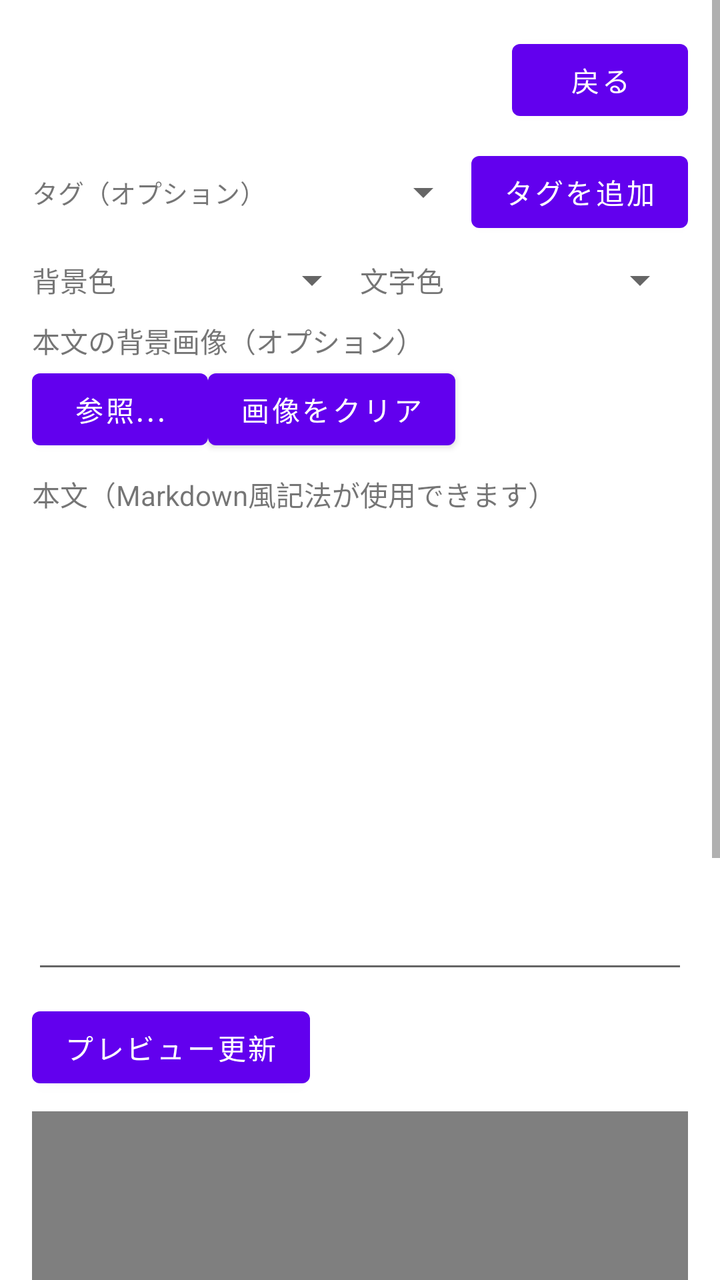
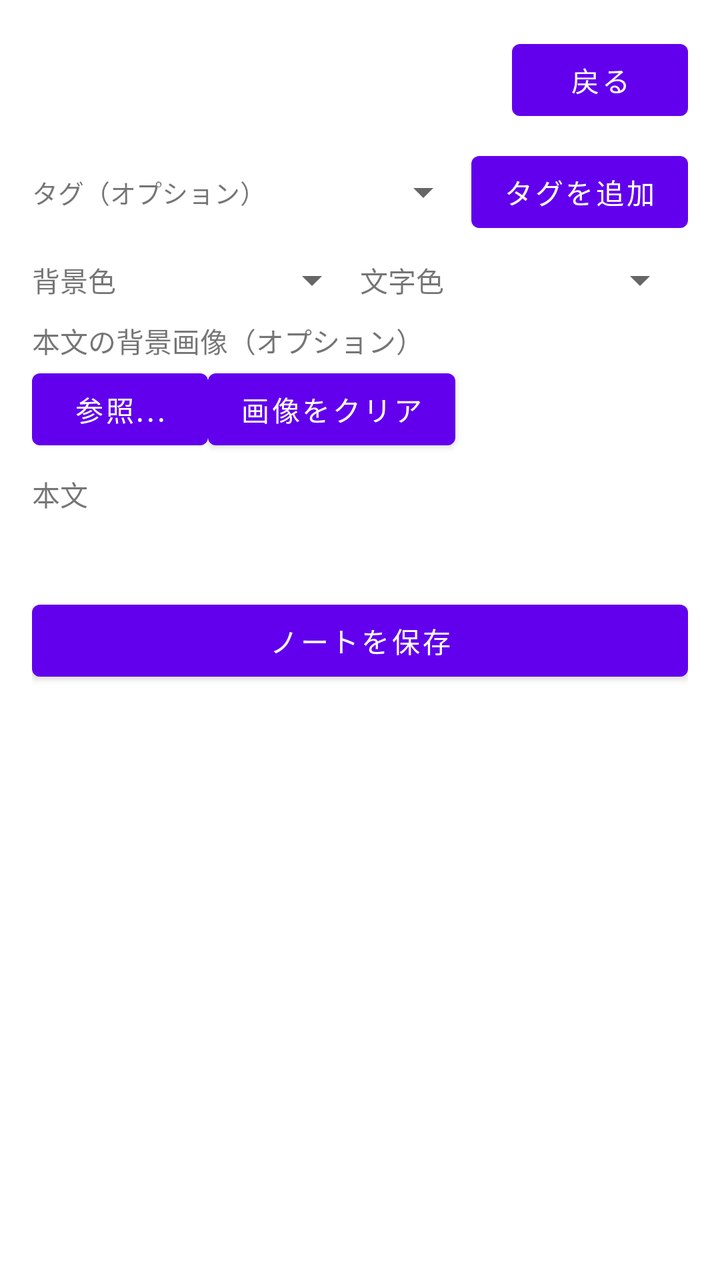

Before-and-after screenshots of an Android layout around one commit, followed by the original layout XML and the change that was made.
<!-- AndroidManifest.xml: application theme Theme.MyDictionary -->
<!-- res/layout/activity_note_create.xml -->
<?xml version="1.0" encoding="utf-8"?>
<ScrollView xmlns:android="http://schemas.android.com/apk/res/android"
    xmlns:tools="http://schemas.android.com/tools"
    android:layout_width="match_parent"
    android:layout_height="match_parent">

    <LinearLayout
        android:layout_width="match_parent"
        android:layout_height="wrap_content"
        android:orientation="vertical"
        android:padding="16dp">

        <LinearLayout
            android:layout_width="match_parent"
            android:layout_height="wrap_content"
            android:orientation="horizontal"
            android:gravity="center_vertical">

            <TextView
                android:id="@+id/screenTitle"
                android:layout_width="0dp"
                android:layout_height="wrap_content"
                android:layout_weight="1"
                android:textSize="20sp"
                android:textStyle="bold" />

            <Button
                android:id="@+id/backButton"
                android:layout_width="wrap_content"
                android:layout_height="wrap_content"
                android:text="@string/action_back" />
        </LinearLayout>

        <LinearLayout
            android:id="@+id/columnFieldsContainer"
            android:layout_width="match_parent"
            android:layout_height="wrap_content"
            android:orientation="vertical" />

        
        <LinearLayout
            android:layout_width="match_parent"
            android:layout_height="wrap_content"
            android:orientation="horizontal"
            android:paddingTop="8dp">

            <TextView
                android:layout_width="120dp"
                android:layout_height="wrap_content"
                android:layout_gravity="center_vertical"
                android:textSize="13sp"
                android:text="@string/label_tags_optional" />

            <LinearLayout
                android:layout_width="0dp"
                android:layout_height="wrap_content"
                android:layout_weight="1"
                android:orientation="vertical">

                <TextView
                    android:id="@+id/noTagsLabel"
                    android:layout_width="wrap_content"
                    android:layout_height="wrap_content"
                    android:text="@string/no_tags_in_book"
                    android:visibility="gone" />

                <com.google.android.material.chip.ChipGroup
                    android:id="@+id/selectedTagsChipGroup"
                    android:layout_width="match_parent"
                    android:layout_height="wrap_content" />

                <LinearLayout
                    android:id="@+id/tagAddRow"
                    android:layout_width="match_parent"
                    android:layout_height="wrap_content"
                    android:orientation="horizontal"
                    android:gravity="center_vertical">

                    <Spinner
                        android:id="@+id/tagSpinner"
                        android:layout_width="0dp"
                        android:layout_height="wrap_content"
                        android:layout_weight="1" />

                    <Button
                        android:id="@+id/addTagButton"
                        android:layout_width="wrap_content"
                        android:layout_height="wrap_content"
                        android:text="@string/action_add_tag_to_note" />
                </LinearLayout>
            </LinearLayout>
        </LinearLayout>

        
        <LinearLayout
            android:layout_width="match_parent"
            android:layout_height="wrap_content"
            android:orientation="horizontal"
            android:gravity="center_vertical"
            android:paddingTop="8dp">

            <TextView
                android:layout_width="wrap_content"
                android:layout_height="wrap_content"
                android:text="@string/label_note_background_theme_short" />

            <Spinner
                android:id="@+id/backgroundThemeSpinner"
                android:layout_width="0dp"
                android:layout_height="wrap_content"
                android:layout_weight="1" />

            <TextView
                android:layout_width="wrap_content"
                android:layout_height="wrap_content"
                android:text="@string/label_note_text_color_short" />

            <Spinner
                android:id="@+id/textColorSpinner"
                android:layout_width="0dp"
                android:layout_height="wrap_content"
                android:layout_weight="1" />
        </LinearLayout>

        <TextView
            android:layout_width="wrap_content"
            android:layout_height="wrap_content"
            android:text="@string/label_note_background_image"
            android:paddingTop="8dp" />

        <LinearLayout
            android:layout_width="match_parent"
            android:layout_height="wrap_content"
            android:orientation="horizontal"
            android:gravity="center_vertical">

            <Button
                android:id="@+id/browseBackgroundImageButton"
                android:layout_width="wrap_content"
                android:layout_height="wrap_content"
                android:text="@string/action_browse" />

            <Button
                android:id="@+id/clearBackgroundImageButton"
                android:layout_width="wrap_content"
                android:layout_height="wrap_content"
                android:text="@string/action_clear_image" />

            <TextView
                android:id="@+id/backgroundImageLabel"
                android:layout_width="0dp"
                android:layout_height="wrap_content"
                android:layout_weight="1"
                android:layout_marginStart="8dp"
                android:ellipsize="middle"
                android:singleLine="true" />
        </LinearLayout>

        <TextView
            android:layout_width="wrap_content"
            android:layout_height="wrap_content"
            android:text="@string/note_body_label"
            android:paddingTop="8dp" />

        <LinearLayout
            android:id="@+id/formatToolbarContainer"
            android:layout_width="match_parent"
            android:layout_height="wrap_content"
            android:layout_marginTop="4dp"
            android:orientation="horizontal" />

        <EditText
            android:id="@+id/bodyField"
            android:layout_width="match_parent"
            android:layout_height="wrap_content"
            android:gravity="top"
            android:inputType="textMultiLine"
            android:minLines="10" />

        <Button
            android:id="@+id/previewButton"
            android:layout_width="wrap_content"
            android:layout_height="wrap_content"
            android:layout_marginTop="8dp"
            android:text="@string/action_update_preview" />

        <WebView
            android:id="@+id/previewWebView"
            tools:ignore="WebViewLayout"
            android:layout_width="match_parent"
            android:layout_height="300dp"
            android:layout_marginTop="8dp" />

        <TextView
            android:id="@+id/errorLabel"
            android:layout_width="match_parent"
            android:layout_height="wrap_content"
            android:textColor="#FF0000"
            android:paddingTop="8dp" />

        <Button
            android:id="@+id/saveButton"
            android:layout_width="match_parent"
            android:layout_height="wrap_content"
            android:layout_marginTop="8dp"
            android:text="@string/action_save_note" />

    </LinearLayout>
</ScrollView>
<!-- resources referenced by this layout -->
<resources>
  <string name="action_add_tag_to_note">タグを追加</string>
  <string name="action_back">戻る</string>
  <string name="action_browse">参照...</string>
  <string name="action_clear_image">画像をクリア</string>
  <string name="action_save_note">ノートを保存</string>
  <string name="action_update_preview">プレビュー更新</string>
  <string name="label_note_background_image">本文の背景画像（オプション）</string>
  <string name="label_note_background_theme_short">背景色</string>
  <string name="label_note_text_color_short">文字色</string>
  <string name="label_tags_optional">タグ（オプション）</string>
  <string name="no_tags_in_book">（このブックにはタグがありません）</string>
  <string name="note_body_label">本文（Markdown風記法が使用できます）</string>
  <style name="Theme.MyDictionary" parent="Theme.MaterialComponents.DayNight.NoActionBar" />
</resources>

<!-- the commit's change to res/layout/activity_note_create.xml (unified diff, before → after) -->
@@ -169,27 +169,21 @@
             android:layout_marginTop="4dp"
             android:orientation="horizontal" />
 
-        <EditText
-            android:id="@+id/bodyField"
-            android:layout_width="match_parent"
-            android:layout_height="wrap_content"
-            android:gravity="top"
-            android:inputType="textMultiLine"
-            android:minLines="10" />
-
-        <Button
-            android:id="@+id/previewButton"
-            android:layout_width="wrap_content"
-            android:layout_height="wrap_content"
-            android:layout_marginTop="8dp"
-            android:text="@string/action_update_preview" />
-
-        <WebView
-            android:id="@+id/previewWebView"
-            tools:ignore="WebViewLayout"
-            android:layout_width="match_parent"
-            android:layout_height="300dp"
-            android:layout_marginTop="8dp" />
+        
+        <FrameLayout
+            android:id="@+id/bodyContainer"
+            android:layout_width="match_parent"
+            android:layout_height="wrap_content">
+
+            <EditText
+                android:id="@+id/bodyField"
+                android:layout_width="match_parent"
+                android:layout_height="wrap_content"
+                android:gravity="top"
+                android:inputType="textMultiLine"
+                android:minLines="10"
+                android:visibility="gone" />
+        </FrameLayout>
 
         <TextView
             android:id="@+id/errorLabel"
<!-- resource entries referenced after the edit -->
@@ -5,13 +5,12 @@
   <string name="action_browse">参照...</string>
   <string name="action_clear_image">画像をクリア</string>
   <string name="action_save_note">ノートを保存</string>
-  <string name="action_update_preview">プレビュー更新</string>
   <string name="label_note_background_image">本文の背景画像（オプション）</string>
   <string name="label_note_background_theme_short">背景色</string>
   <string name="label_note_text_color_short">文字色</string>
   <string name="label_tags_optional">タグ（オプション）</string>
   <string name="no_tags_in_book">（このブックにはタグがありません）</string>
-  <string name="note_body_label">本文（Markdown風記法が使用できます）</string>
+  <string name="note_body_label">本文</string>
   <style name="Theme.MyDictionary" parent="Theme.MaterialComponents.DayNight.NoActionBar" />
 </resources>
 
